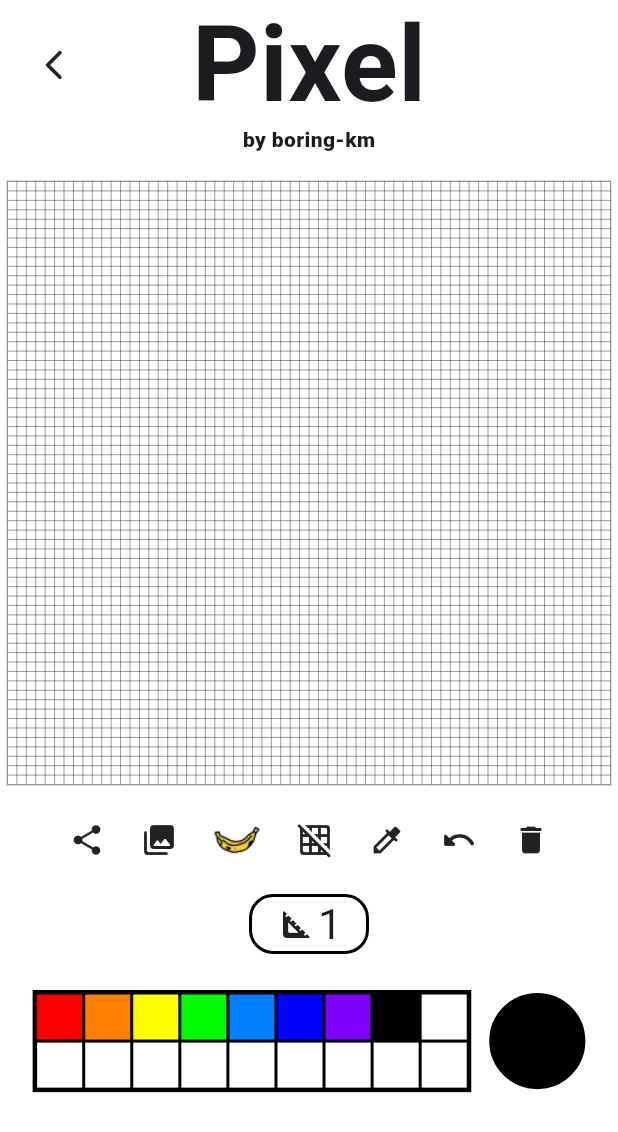
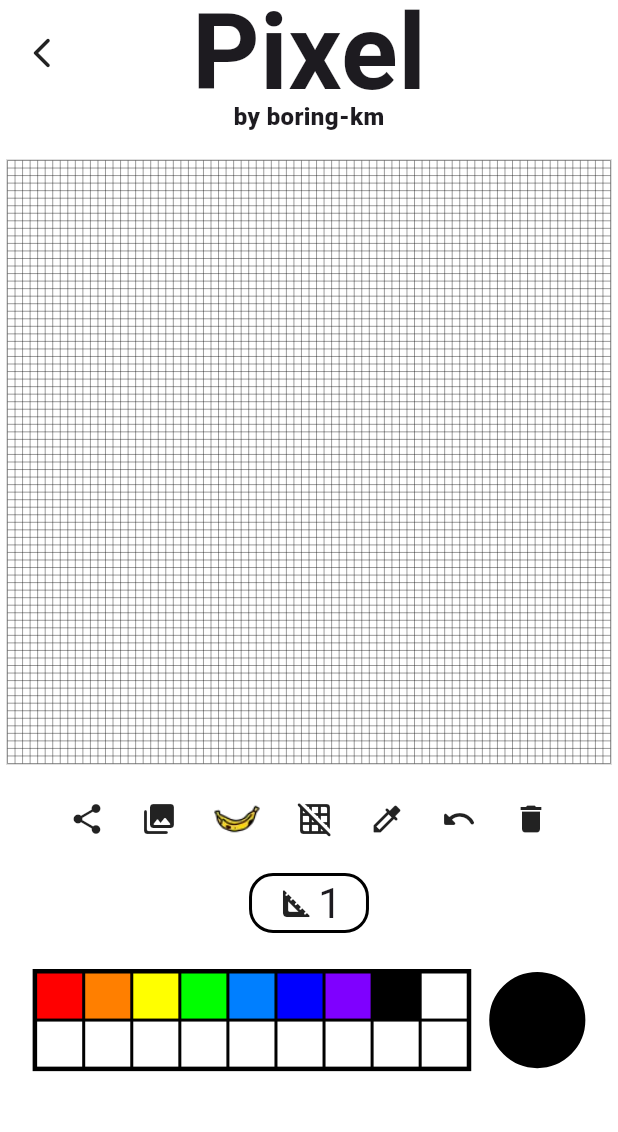
Before and after one commit to Droid-People/What-The-Banana, a Flutter app: the PixelArtScreen screen opened by its route, on a phone screen of 412 x 824 dp. Shown: the top 1132 px of the screen. Run offline on Flutter 3.47's test engine with Material 3 defaults, Android fonts, the phone set to English and light mode, and no system bars; our stand-ins replace flutter_colorpicker, flutter_riverpod, flutter_screenutil, go_router, google_mobile_ads, image_picker and 2 more; missing offline and left inert: crop_your_image; network calls fail; Roboto replaces fonts that are missing (PixelFont).

Commit message:
[pixel] UI, 픽셀 개수 변경

```diff
--- a/lib/contents/pixel_art/pixel_art_screen.dart
+++ b/lib/contents/pixel_art/pixel_art_screen.dart
@@ -195,16 +195,14 @@ class _PixelArtScreenState extends ConsumerState<PixelArtScreen> {
       style: TextStyle(
         fontFamily: FontFamily.pixelFont,
         fontWeight: FontWeight.w900,
-        fontSize: 14.sp,
+        fontSize: 16.sp,
         height: 1,
       ),
     );
   }
 
   Widget TitleText() {
-    return Padding(
-      padding: const EdgeInsets.all(8),
-      child: Row(
+    return Row(
       mainAxisAlignment: MainAxisAlignment.spaceBetween,
       children: [
         GestureDetector(
@@ -233,7 +231,6 @@ class _PixelArtScreenState extends ConsumerState<PixelArtScreen> {
           ),
         ),
       ],
-      ),
     );
   }
 
--- a/lib/contents/pixel_art/pixel_canvas.dart
+++ b/lib/contents/pixel_art/pixel_canvas.dart
@@ -2,7 +2,7 @@ import 'package:flutter/material.dart';
 import 'package:what_the_banana/contents/pixel_art/pixel_painter.dart';
 import 'package:what_the_banana/gen/colors.gen.dart';
 
-const int maxPixelCount = 64;
+const int maxPixelCount = 80;
 
 class PixelCanvas extends StatelessWidget {
   const PixelCanvas({
```
Lines whose indentation alone changed are shown as unchanged.
